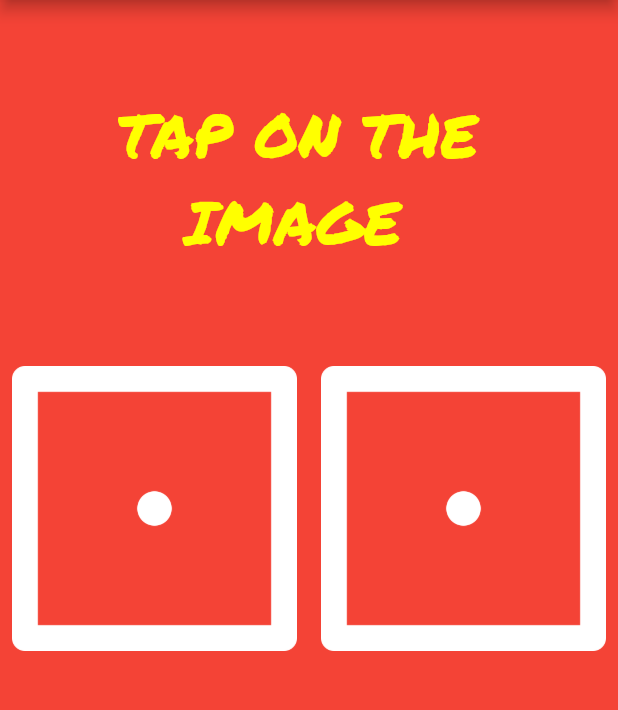
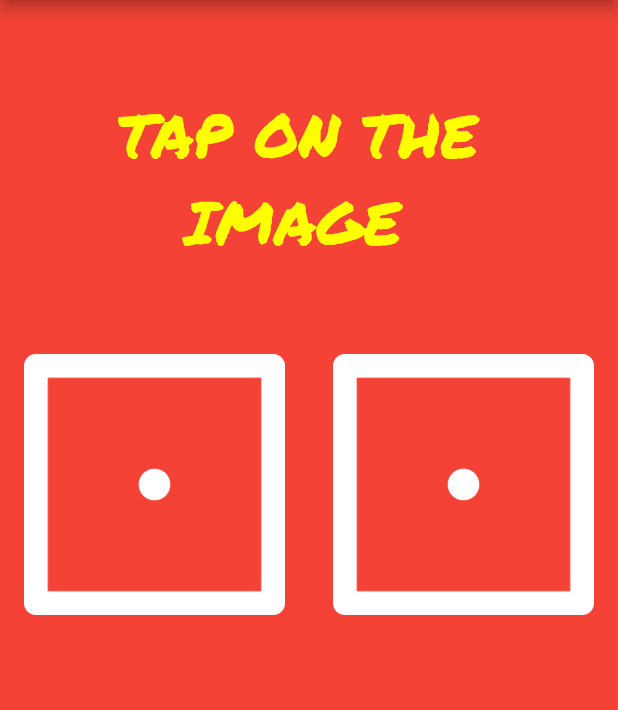
Before and after one commit to BasicNik/dice_app, a Flutter app: the screen it shows after launch, on a phone screen of 412 x 824 dp, the part 84-794 px from its top. Run offline on Flutter 3.47's test engine with Material 2 defaults, Android fonts, the phone set to English and light mode, and no system bars; Roboto replaces fonts that are missing (Fattern).

Commit message:
Update main.dart

```diff
--- a/lib/main.dart
+++ b/lib/main.dart
@@ -55,7 +55,7 @@ class _MyAppState extends State<MyApp> {
                 child: Row(
                   children: [
                     Expanded(
-                      child: TextButton(
+                      child: FlatButton(
                         onPressed: () {
                           Diceface();
                         },
@@ -63,7 +63,7 @@ class _MyAppState extends State<MyApp> {
                       ),
                     ),
                     Expanded(
-                      child: TextButton(
+                      child: FlatButton(
                         child: Image.asset('images/dice$rightdice.png'),
                         onPressed: () {
                           Diceface();
```
